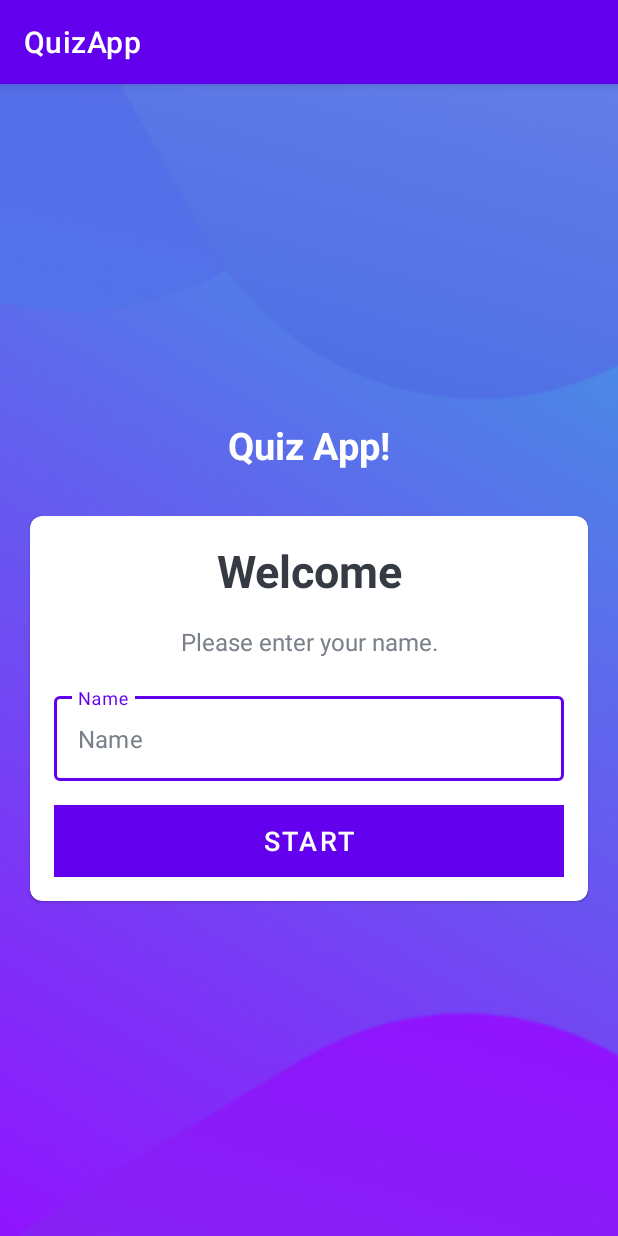
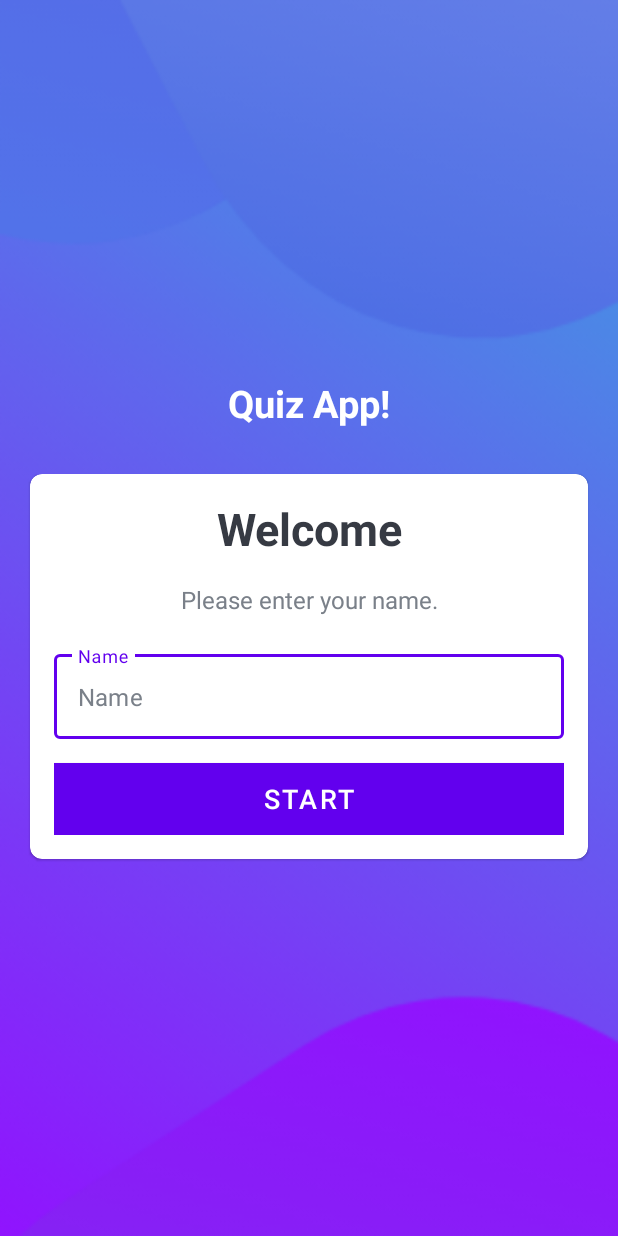
Before and after one commit to tanmays62343/AndroidProjects, an Android app: the screen it shows after launch (MainActivity), on a phone screen of 412 x 824 dp. Run offline under Robolectric (Android 15) with nearby library versions, the phone set to English and light mode, and no system bars.

Commit message:
edited UI

```diff
--- a/QuizApp/app/src/main/AndroidManifest.xml
+++ b/QuizApp/app/src/main/AndroidManifest.xml
@@ -13,10 +13,11 @@
         tools:targetApi="31">
         <activity
             android:name=".MainActivity"
-            android:exported="true">
+            android:exported="true"
+            android:screenOrientation="portrait"
+            >
             <intent-filter>
                 <action android:name="android.intent.action.MAIN" />
-
                 <category android:name="android.intent.category.LAUNCHER" />
             </intent-filter>
         </activity>
--- a/QuizApp/app/src/main/res/values/themes.xml
+++ b/QuizApp/app/src/main/res/values/themes.xml
@@ -1,6 +1,6 @@
 <resources xmlns:tools="http://schemas.android.com/tools">
     <!-- Base application theme. -->
-    <style name="Theme.QuizApp" parent="Theme.MaterialComponents.DayNight.DarkActionBar">
+    <style name="Theme.QuizApp" parent="Theme.MaterialComponents.DayNight.NoActionBar">
         <!-- Primary brand color. -->
         <item name="colorPrimary">@color/purple_500</item>
         <item name="colorPrimaryVariant">@color/purple_700</item>
@@ -9,8 +9,8 @@
         <item name="colorSecondary">@color/teal_200</item>
         <item name="colorSecondaryVariant">@color/teal_700</item>
         <item name="colorOnSecondary">@color/black</item>
-        <!-- Status bar color. -->
-        <item name="android:statusBarColor">?attr/colorPrimaryVariant</item>
+
         <!-- Customize your theme here. -->
+        <item name="android:windowFullscreen">true</item>
     </style>
 </resources>
```
